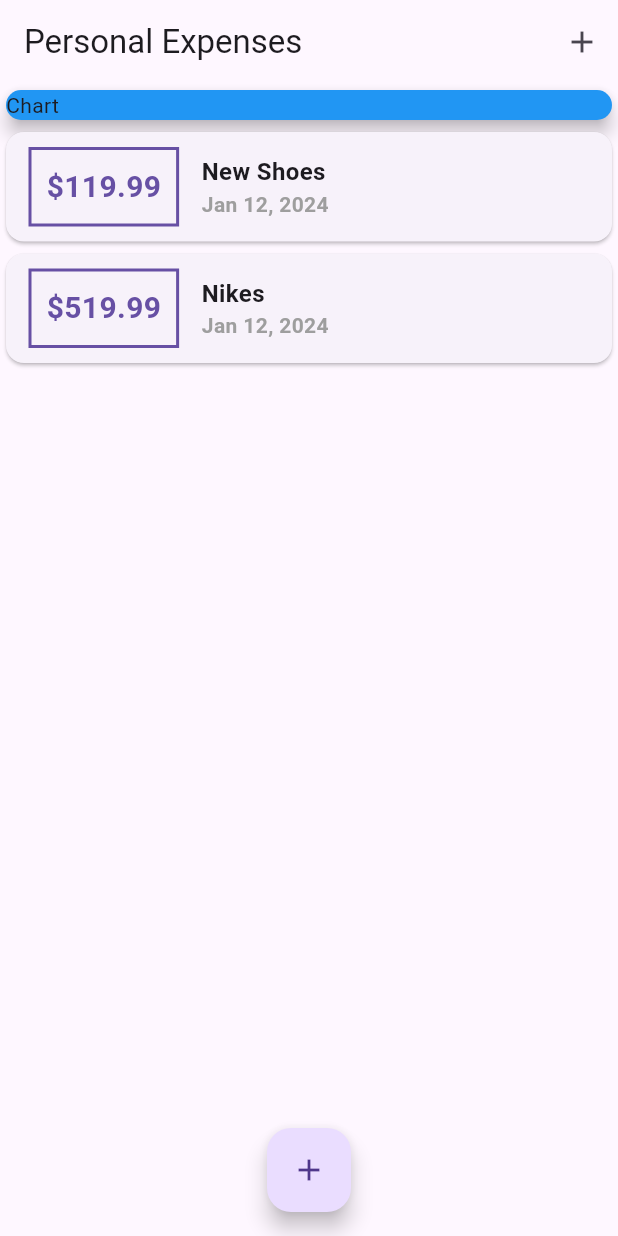
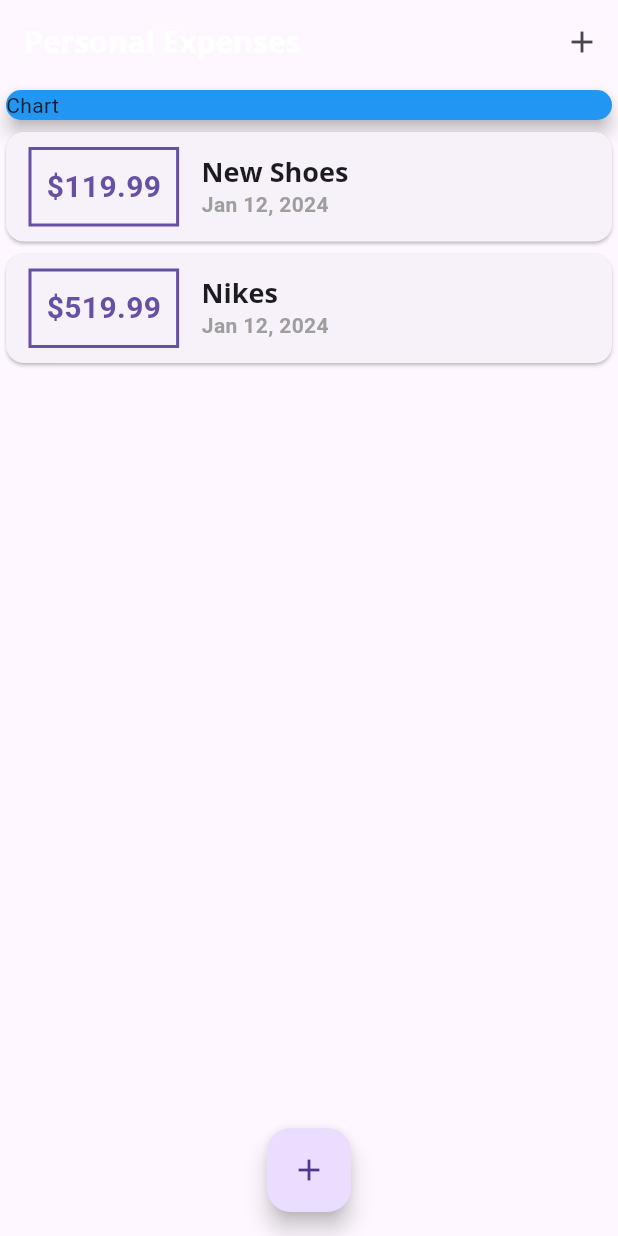
Before and after one commit to kmayatwal/expense_planner, a Flutter app: the screen it shows after launch, on a phone screen of 412 x 824 dp. Run offline on Flutter 3.47's test engine with Material 3 defaults, Android fonts, the phone set to English and light mode, and no system bars.

Commit message:
Added font Themeing for App bar and text

```diff
--- a/lib/main.dart
+++ b/lib/main.dart
@@ -13,9 +13,24 @@ class MyApp extends StatelessWidget {
     return MaterialApp(
       title: 'Personal Expenses',
       theme: ThemeData(
-        primarySwatch: Colors.green,
-        accentColor: Colors.amber.shade900,
-      ),
+          primarySwatch: Colors.green,
+          accentColor: Colors.amber.shade900,
+          fontFamily: 'Quicksand',
+          textTheme: ThemeData.light().textTheme.copyWith(
+                headline6: TextStyle(
+                  fontFamily: 'OpenSans',
+                  fontWeight: FontWeight.bold,
+                  fontSize: 18,
+                ),
+              ),
+          appBarTheme: AppBarTheme(
+            textTheme: ThemeData.light().textTheme.copyWith(
+                  headline6: TextStyle(
+                      fontFamily: 'OpenSans',
+                      fontSize: 20,
+                      fontWeight: FontWeight.bold),
+                ),
+          )),
       home: MyHomePage(),
     );
   }
--- a/lib/widgets/transaction_list.dart
+++ b/lib/widgets/transaction_list.dart
@@ -44,11 +44,7 @@ class TransactionList extends StatelessWidget {
                     children: <Widget>[
                       Text(
                         transactions[index].title,
-                        style: TextStyle(
-                          fontSize: 16,
-                          fontWeight: FontWeight.bold,
-                          // color: Theme.of(context).primaryColor,
-                        ),
+                        style: Theme.of(context).textTheme.headline6,
                       ),
                       Text(
                         DateFormat.yMMMd().format(transactions[index].date),
```
Also changed, not shown: pubspec.yaml (+11 -6 lines), assets/fonts/OpenSans-Bold.ttf (added), assets/fonts/OpenSans-Regular.ttf (added), assets/fonts/Quicksand-Bold.ttf (added), assets/fonts/Quicksand-Light.ttf (added), assets/fonts/Quicksand-Medium.ttf (added), assets/fonts/Quicksand-Regular.ttf (added).
